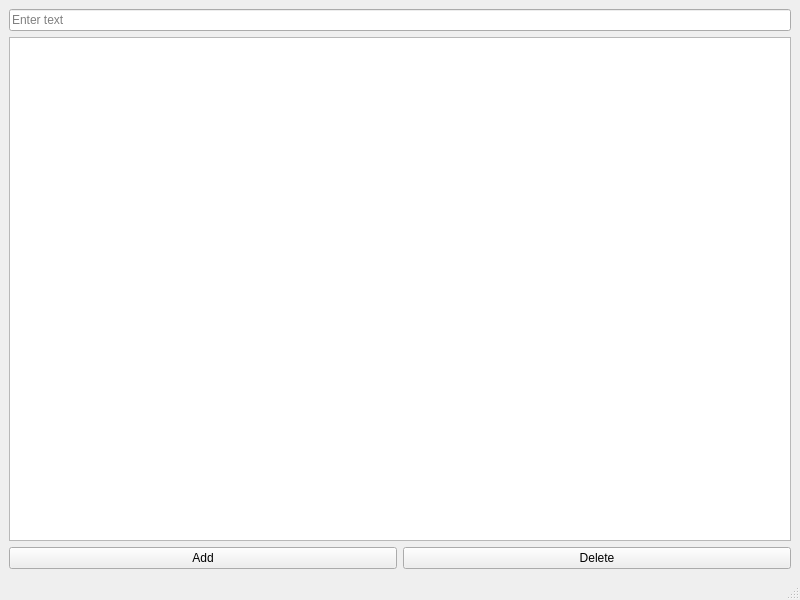
This is mainwindow.ui in LingXiFox/Learn_QT as Qt 5 draws it before an edit. The edited form follows.
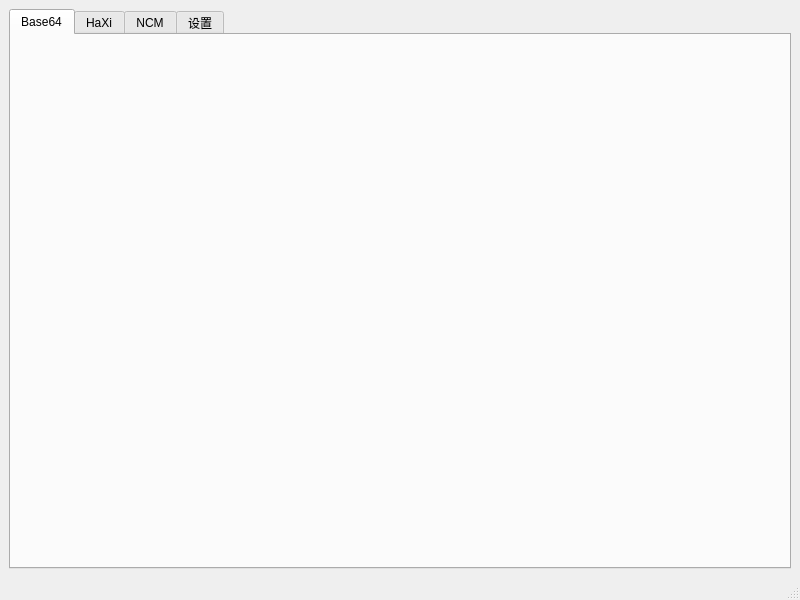
This is the edited form.

What changed in the file:
```diff
--- a/mainwindow.ui
+++ b/mainwindow.ui
@@ -16,33 +16,32 @@
   <widget class="QWidget" name="centralwidget">
    <layout class="QVBoxLayout" name="verticalLayout">
     <item>
-     <widget class="QLineEdit" name="lineEditInput">
-      <property name="placeholderText">
-       <string>Enter text</string>
+     <widget class="QTabWidget" name="tabWidget">
+      <property name="currentIndex">
+       <number>0</number>
       </property>
+      <widget class="QWidget" name="TabBase64">
+       <attribute name="title">
+        <string>Base64</string>
+       </attribute>
+      </widget>
+      <widget class="QWidget" name="TabHaxi">
+       <attribute name="title">
+        <string>HaXi</string>
+       </attribute>
+      </widget>
+      <widget class="QWidget" name="TabNcm">
+       <attribute name="title">
+        <string>NCM</string>
+       </attribute>
+      </widget>
+      <widget class="QWidget" name="TabSet">
+       <attribute name="title">
+        <string>设置</string>
+       </attribute>
+      </widget>
      </widget>
     </item>
-    <item>
-     <widget class="QListWidget" name="listWidget"/>
-    </item>
-    <item>
-     <layout class="QHBoxLayout" name="horizontalLayout">
-      <item>
-       <widget class="QPushButton" name="addButton">
-        <property name="text">
-         <string>Add</string>
-        </property>
-       </widget>
-      </item>
-      <item>
-       <widget class="QPushButton" name="deleteButton">
-        <property name="text">
-         <string>Delete</string>
-        </property>
-       </widget>
-      </item>
-     </layout>
-    </item>
    </layout>
   </widget>
   <widget class="QMenuBar" name="menubar">
```
